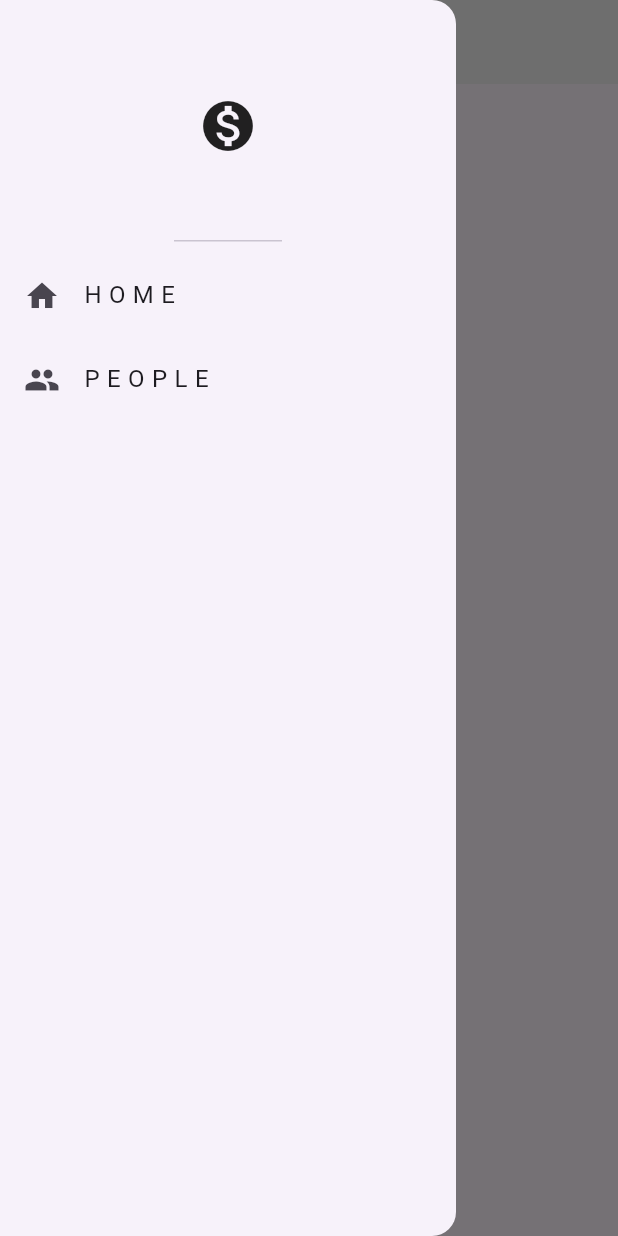
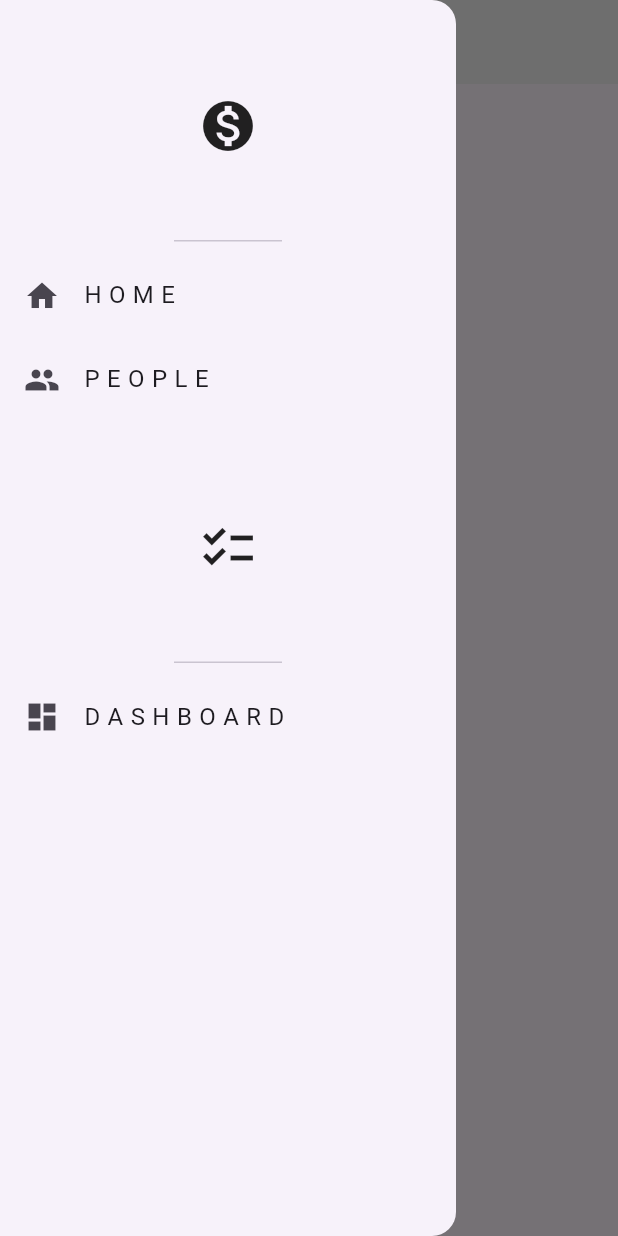
Before and after one commit to mars985/Juno, a Flutter app: the screen it shows after launch, with the side drawer open, on a phone screen of 412 x 824 dp. Run offline on Flutter 3.47's test engine with Material 3 defaults, Android fonts, the phone set to English and light mode, and no system bars; our stand-ins replace flutter_slidable, flutter_svg, google_nav_bar, hive_flutter; accounts and stored records are empty.

Commit message:
some ui for the expenses home page and new habit page

```diff
--- a/lib/main.dart
+++ b/lib/main.dart
@@ -4,6 +4,7 @@ import 'package:flutter/material.dart';
 import 'package:juno/data/database.dart';
 import 'package:juno/data/theme.dart';
 import 'package:juno/models/navdrawer.dart';
+import 'package:juno/pages/habit_page.dart';
 import 'package:juno/pages/home_page.dart';
 import 'package:hive_flutter/hive_flutter.dart';
 import 'package:juno/pages/people_page.dart';
@@ -33,11 +34,12 @@ class _MyAppState extends State<MyApp> {
     return Color(theme.colors[themePicked][paletteName]);
   }
 
-  List<Widget> _pages = [
+  final List<Widget> _pages = [
     HomePage(),
     PeoplePage(),
+    HabitPage(),
   ];
-  var _pageSelected = 0;
+  var _pageSelected = 2;
 
   @override
   Widget build(BuildContext context) {
@@ -46,7 +48,7 @@ class _MyAppState extends State<MyApp> {
       theme: ThemeData(
           // colorScheme: ColorScheme.fromSeed(seedColor: Colors.deepPurple),
           useMaterial3: true,
-          primarySwatch: Colors.deepPurple),
+          primarySwatch: Colors.grey),
       // home: const MyHomePage(title: 'Flutter Demo Home Page'),
       home: Scaffold(
         appBar: AppBar(
@@ -56,7 +58,9 @@ class _MyAppState extends State<MyApp> {
           ),
           backgroundColor: getColor("background"),
         ),
-        body: _pages[_pageSelected],
+        body: GestureDetector(
+          child: _pages[_pageSelected],
+        ),
         drawer: myDrawer(
           onTap: (index) {
             setState(() {
@@ -65,10 +69,11 @@ class _MyAppState extends State<MyApp> {
           },
         ),
       ),
-      routes: {
-        '/homepage': (context) => HomePage(),
-        '/peoplepage': (context) => PeoplePage(),
-      },
+      // routes: {
+      //   '/homepage': (context) => HomePage(),
+      //   '/peoplepage': (context) => PeoplePage(),
+      //   '/habitpage': (context) => HabitPage(),
+      // },
     );
   }
 }
--- a/lib/models/navdrawer.dart
+++ b/lib/models/navdrawer.dart
@@ -13,10 +13,13 @@ class myDrawer extends StatefulWidget {
 }
 
 class _myDrawerState extends State<myDrawer> {
+  onTapp(index) {
+    widget.onTap(index);
+    Navigator.pop(context);
+  }
+
   @override
-  Widget build(
-    BuildContext context,
-  ) {
+  Widget build(BuildContext context) {
     return Drawer(
       child: SafeArea(
         child: Column(
@@ -29,19 +32,21 @@ class _myDrawerState extends State<myDrawer> {
             ListTile(
               leading: const Icon(Icons.home),
               title: const Text("H O M E"),
-              onTap: () {
-                widget.onTap(0);
-                Navigator.pop(context);
-              },
+              onTap: () => onTapp(0),
             ),
             ListTile(
               leading: const Icon(Icons.people),
               title: const Text("P E O P L E"),
-              onTap: () {
-                widget.onTap(1);
-                Navigator.pop(context);
-              },
-            )
+              onTap: () => onTapp(1),
+            ),
+            DrawerHeader(
+              child: Icon(Icons.checklist, size: 40,),
+            ),
+            ListTile(
+              leading: const Icon(Icons.dashboard),
+              title: const Text("D A S H B O A R D"),
+              onTap: () => onTapp(2),
+            ),
           ],
         ),
       ),
--- /dev/null
+++ b/lib/pages/habit_page.dart
@@ -0,0 +1,31 @@
+import 'package:flutter/material.dart';
+
+class HabitPage extends StatelessWidget {
+  const HabitPage({super.key});
+
+  @override
+  Widget build(BuildContext context) {
+    return ListView.builder(
+      itemCount: 5,
+      itemBuilder: (BuildContext context, int index) {
+        return ListTile(
+          leading: Checkbox(
+            value: false,
+            onChanged: (value) {},
+
+          ),
+          title: Column(
+            // mainAxisAlignment: MainAxisAlignment.start,
+            crossAxisAlignment: CrossAxisAlignment.start,
+            children: [
+              Text("Work out", style: TextStyle(fontSize: 16),),
+              Text("07:30", style: TextStyle(fontSize: 12, fontWeight: FontWeight.w400),)
+            ],
+          ),
+        );
+      },
+      scrollDirection: Axis.vertical,
+      shrinkWrap: true,
+    );
+  }
+}
--- a/lib/pages/home_page.dart
+++ b/lib/pages/home_page.dart
@@ -45,7 +45,6 @@ class _HomePageState extends State<HomePage>
   @override
   Widget build(BuildContext context) {
     return Column(
-      // crossAxisAlignment: CrossAxisAlignment.start,
       children: [
         // placeholder
         Text(
@@ -60,6 +59,5 @@ class _HomePageState extends State<HomePage>
         )
       ],
     );
-    // return Placeholder();
   }
 }
--- a/pubspec.yaml
+++ b/pubspec.yaml
@@ -41,6 +41,7 @@ dependencies:
   hive: ^2.2.3
   hive_flutter: ^1.1.0
   google_nav_bar: ^5.0.6
+  flutter_svg: ^2.0.9
 
 dev_dependencies:
   flutter_test:
@@ -65,6 +66,8 @@ flutter:
   # the material Icons class.
   uses-material-design: true
 
+  assets:
+    - assets/money.svg
   # To add assets to your application, add an assets section, like this:
   # assets:
   #   - images/a_dot_burr.jpeg
```
Also changed, not shown: lib/data/database.dart (+4 -4 lines), lib/pages/people_page.dart (+53 -1 lines), assets/money.svg (added), pubspec.lock.
